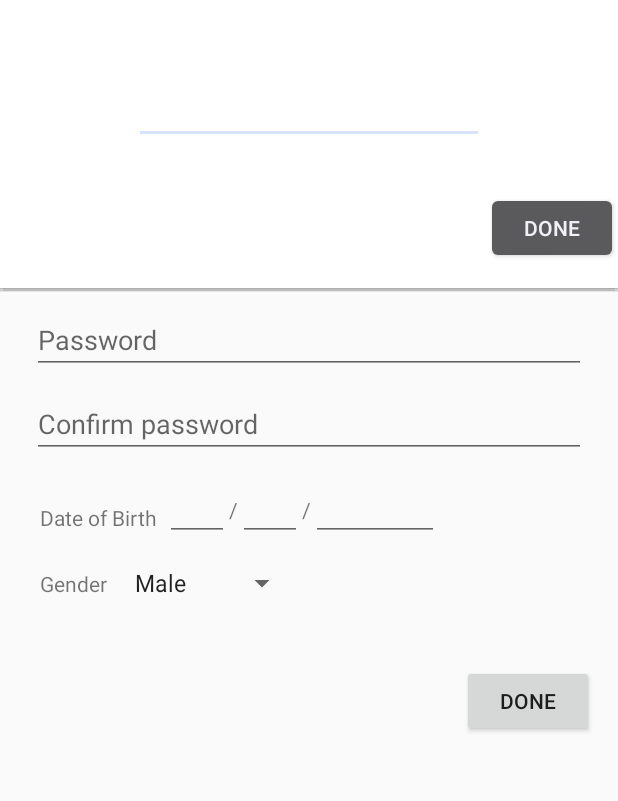
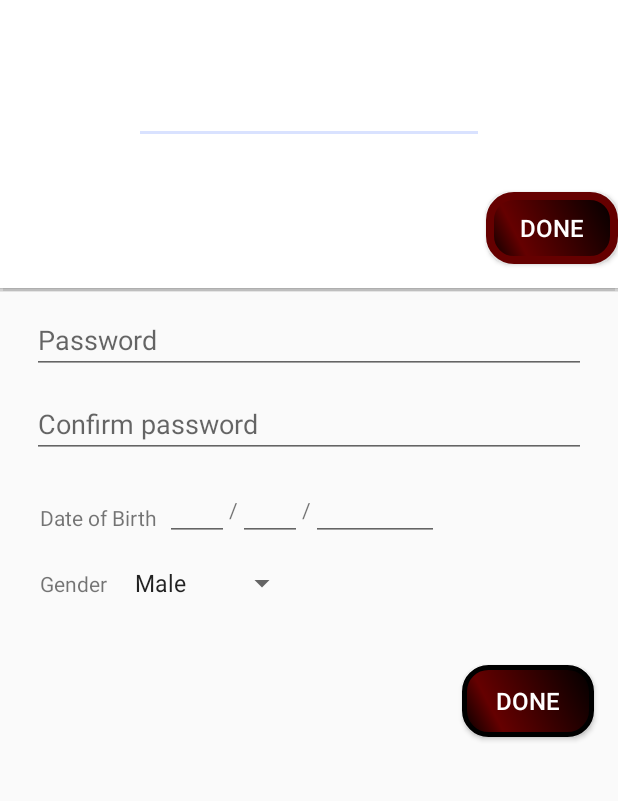
Before and after one commit to monmon4/Adroid_sportsInc, an Android app: the screen it shows after launch (RegisterActivity), after a tap on "DONE", on a phone screen of 412 x 824 dp, the part 62-863 px from its top. Run offline under Robolectric (Android 15) with nearby library versions, the phone set to English and light mode, and no system bars; 1 statement that could not run was skipped.

Commit message:
Merge branch 'master' of https://github.com/monmon4/Adroid_sportsInc
# Conflicts:
#	app/src/main/AndroidManifest.xml
"committin some changes to pull"

```diff
--- a/app/src/main/AndroidManifest.xml
+++ b/app/src/main/AndroidManifest.xml
@@ -53,7 +53,9 @@
 
         <activity
             android:name=".MapsActivity"
-            android:label="@string/title_activity_maps"></activity>
+            android:label="@string/title_activity_maps">
+
+        </activity>
     </application>
 
 </manifest>
--- a/app/src/main/java/com/quantumsit/sportsinc/COACHES/ActivityAddRequest_coach.java
+++ b/app/src/main/java/com/quantumsit/sportsinc/COACHES/ActivityAddRequest_coach.java
@@ -23,8 +23,12 @@ public class ActivityAddRequest_coach extends AppCompatActivity {
 
 
         ArrayAdapter<CharSequence> request_for_spinner_adapter = ArrayAdapter.createFromResource(this, R.array.request_for_array, android.R.layout.simple_spinner_item);
+        request_for_spinner_adapter.setDropDownViewResource(R.layout.support_simple_spinner_dropdown_item);
         ArrayAdapter<CharSequence> course_name_adapter = ArrayAdapter.createFromResource(this, R.array.course_names_array, android.R.layout.simple_spinner_item);
+        course_name_adapter.setDropDownViewResource(R.layout.support_simple_spinner_dropdown_item);
         ArrayAdapter<CharSequence> class_number_adapter = ArrayAdapter.createFromResource(this, R.array.class_numbers_array, android.R.layout.simple_spinner_item);
+        class_number_adapter.setDropDownViewResource(R.layout.support_simple_spinner_dropdown_item);
+
 
         request_for_spinner.setAdapter(request_for_spinner_adapter);
         course_name_spinner.setAdapter(course_name_adapter);
--- a/app/src/main/java/com/quantumsit/sportsinc/HomeActivity.java
+++ b/app/src/main/java/com/quantumsit/sportsinc/HomeActivity.java
@@ -79,9 +79,9 @@ public class HomeActivity extends AppCompatActivity
         profileImage.setOnClickListener(new View.OnClickListener() {
             @Override
             public void onClick(View view) {
-                Intent intent = new Intent(getApplicationContext(),ProfileActivity.class);
+                //Intent intent = new Intent(getApplicationContext(),ProfileActivity.class);
                 drawer.closeDrawer(GravityCompat.START);
-                startActivity(intent);
+                //startActivity(intent);
             }
         });
         actionBar = getSupportActionBar();
--- a/app/src/main/java/com/quantumsit/sportsinc/JoinNowActivity.java
+++ b/app/src/main/java/com/quantumsit/sportsinc/JoinNowActivity.java
@@ -2,12 +2,33 @@ package com.quantumsit.sportsinc;
 
 import android.support.v7.app.AppCompatActivity;
 import android.os.Bundle;
+import android.widget.ArrayAdapter;
+import android.widget.TextView;
+
+import com.weiwangcn.betterspinner.library.material.MaterialBetterSpinner;
 
 public class JoinNowActivity extends AppCompatActivity {
+
+    TextView location_textview, phone_textview;
+
+    MaterialBetterSpinner date_spinner, time_spinner ;
 
     @Override
     protected void onCreate(Bundle savedInstanceState) {
         super.onCreate(savedInstanceState);
         setContentView(R.layout.activity_join_now);
+
+        location_textview = findViewById(R.id.locationTextView_joinnow);
+        phone_textview = findViewById(R.id.phoneTextView_joinnow);
+
+        date_spinner = findViewById(R.id.dateSpinner_joinnow);
+        time_spinner = findViewById(R.id.timeSpinner_joinnow);
+
+        ArrayAdapter<CharSequence> date_adapter = ArrayAdapter.createFromResource(JoinNowActivity.this, R.array.date_array,android.R.layout.simple_spinner_item );
+        date_adapter.setDropDownViewResource(R.layout.support_simple_spinner_dropdown_item);
+        ArrayAdapter<CharSequence> time_spinner = ArrayAdapter.createFromResource(JoinNowActivity.this, R.array.date_array,android.R.layout.simple_spinner_item );
+        time_spinner.setDropDownViewResource(R.layout.support_simple_spinner_dropdown_item);
+
+
     }
 }
--- /dev/null
+++ b/app/src/main/res/drawable-v24/button_background_reversed.xml
@@ -0,0 +1,13 @@
+<?xml version="1.0" encoding="utf-8"?>
+<selector xmlns:android="http://schemas.android.com/apk/res/android">
+
+    <item android:state_pressed="true"
+        android:drawable="@drawable/buttonshape_notclicked">
+
+    </item>
+
+    <item android:drawable="@drawable/buttonshape_clicked">
+
+    </item>
+
+</selector>
--- /dev/null
+++ b/app/src/main/res/drawable/button_background.xml
@@ -0,0 +1,13 @@
+<?xml version="1.0" encoding="utf-8"?>
+<selector xmlns:android="http://schemas.android.com/apk/res/android">
+
+    <item android:state_pressed="true"
+        android:drawable="@drawable/buttonshape_clicked">
+
+    </item>
+
+    <item android:drawable="@drawable/buttonshape_notclicked">
+
+    </item>
+
+</selector>
--- /dev/null
+++ b/app/src/main/res/drawable/buttonshape_clicked.xml
@@ -0,0 +1,28 @@
+<?xml version="1.0" encoding="utf-8"?>
+<shape xmlns:android="http://schemas.android.com/apk/res/android" android:shape="rectangle" >
+    <corners
+        android:radius="16dp"
+        />
+    <gradient
+        android:angle="45"
+        android:centerX="25%"
+        android:centerColor="#650000"
+        android:startColor="#000000"
+        android:endColor="#000000"
+        android:type="linear"
+        />
+    <padding
+        android:left="0dp"
+        android:top="0dp"
+        android:right="0dp"
+        android:bottom="0dp"
+        />
+    <!--size
+        android:width="270dp"
+        android:height="60dp"
+        /-->
+    <stroke
+        android:width="5dp"
+        android:color="#650000"
+        />
+</shape>
--- /dev/null
+++ b/app/src/main/res/drawable/buttonshape_notclicked.xml
@@ -0,0 +1,28 @@
+<?xml version="1.0" encoding="utf-8"?>
+<shape xmlns:android="http://schemas.android.com/apk/res/android" android:shape="rectangle" >
+    <corners
+        android:radius="16dp"
+        />
+    <gradient
+        android:angle="45"
+        android:centerX="25%"
+        android:centerColor="#650000"
+        android:startColor="#000000"
+        android:endColor="#000000"
+        android:type="linear"
+        />
+    <padding
+        android:left="0dp"
+        android:top="0dp"
+        android:right="0dp"
+        android:bottom="0dp"
+        />
+    <!--size
+        android:width="270dp"
+        android:height="60dp"
+        /-->
+    <stroke
+        android:width="3dp"
+        android:color="#000000"
+        />
+</shape>
--- a/app/src/main/res/layout/activity_classes_details.xml
+++ b/app/src/main/res/layout/activity_classes_details.xml
@@ -304,7 +304,7 @@
                 android:text="@string/cancel"
                 android:layout_margin="16dp"
                 android:textColor="#FFFFFF"
-                android:background="@drawable/buttonshape"/>
+                android:background="@drawable/buttonshape_notclicked"/>
 
             <Button
                 android:id="@+id/class_postpond_btn"
@@ -318,7 +318,7 @@
                 android:text="@string/postpond"
                 android:layout_margin="16dp"
                 android:textColor="#FFFFFF"
-                android:background="@drawable/buttonshape"/>
+                android:background="@drawable/buttonshape_notclicked"/>
 
         </LinearLayout>
 
--- a/app/src/main/res/layout/activity_register.xml
+++ b/app/src/main/res/layout/activity_register.xml
@@ -153,6 +153,9 @@
             android:id="@+id/doneButton_register"
             android:layout_width="wrap_content"
             android:layout_height="wrap_content"
+            android:textColor="@color/colorTextLight"
+            android:textSize="16sp"
+            android:background="@drawable/button_background"
             android:layout_below="@id/aboveLinearLayout_register"
             android:layout_alignParentRight="true"
             android:layout_alignParentEnd="true"
--- a/app/src/main/res/layout/fragment_main.xml
+++ b/app/src/main/res/layout/fragment_main.xml
@@ -19,7 +19,7 @@
             <ImageView
                 android:layout_width="match_parent"
                 android:layout_height="wrap_content"
-                android:src="@drawable/sportlogo"
+                android:src="@drawable/ic_launcher_foreground"
                 android:paddingBottom="20dp"
                 android:paddingTop="16dp"
                 />
--- a/app/src/main/res/layout/verficationcode_window_layout.xml
+++ b/app/src/main/res/layout/verficationcode_window_layout.xml
@@ -32,6 +32,9 @@
         android:layout_width="wrap_content"
         android:layout_height="wrap_content"
         android:layout_margin="16dp"
+        android:textColor="@color/colorTextLight"
+        android:textSize="16sp"
+        android:background="@drawable/button_background_reversed"
         android:layout_alignParentEnd="true"
         android:layout_alignParentRight="true"
         android:layout_below="@id/verficationEditText_verify"
--- a/app/src/main/res/values/colors.xml
+++ b/app/src/main/res/values/colors.xml
@@ -6,7 +6,7 @@
 
     <color name="colorTextDark">#2a388f</color>
     <color name="colorText">#23282D</color>
-    <color name="colorTextLight">#c1c4fa</color>
+    <color name="colorTextLight">#ffffff</color>
 
     <color name="colorTabIndicator">#932121</color>
 
```
